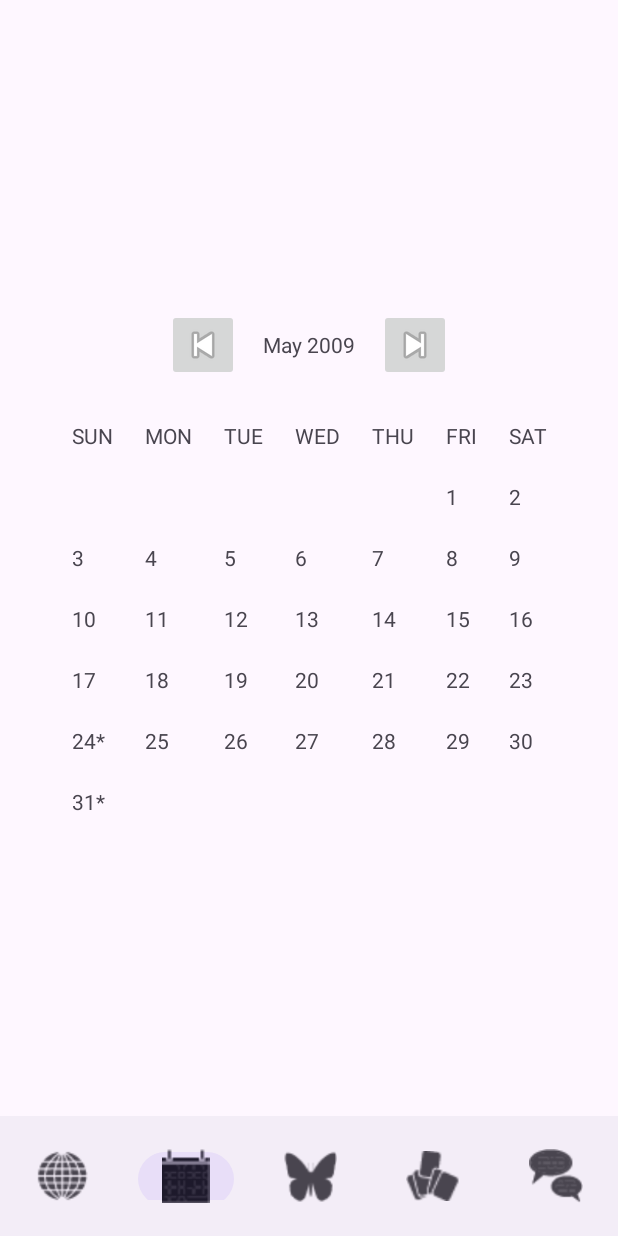
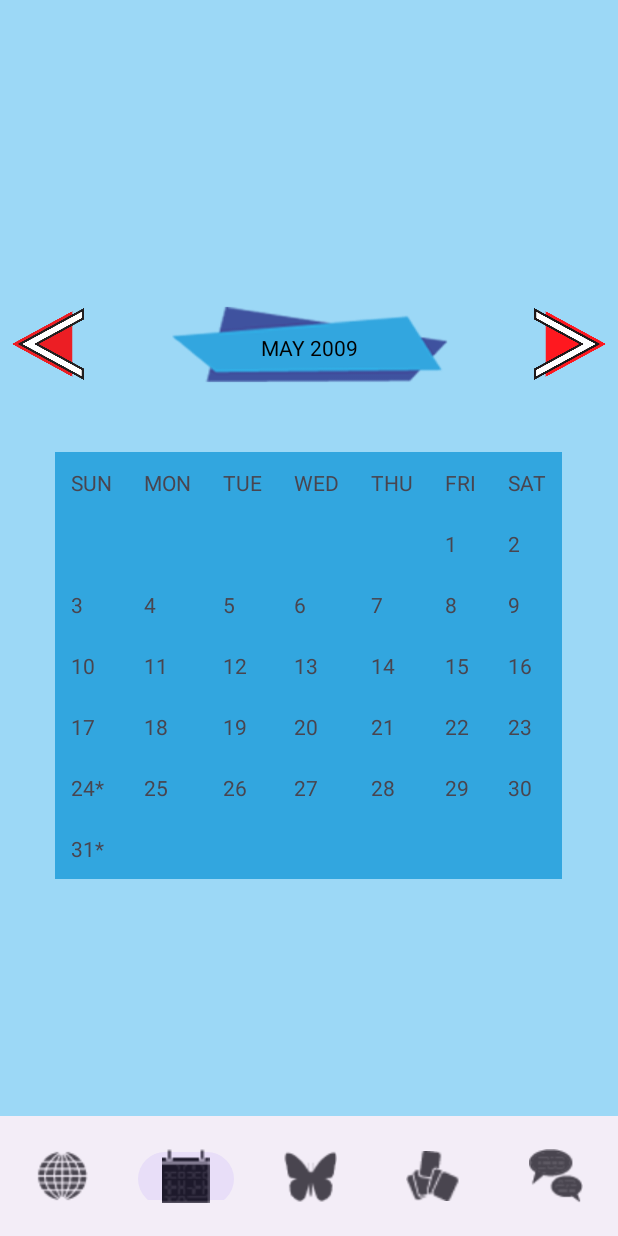
Before and after one commit to MarcENTI/AppCompanion, an Android app: the screen it shows after launch (MainActivity), item 2 of the bottom bar chosen, on a phone screen of 412 x 824 dp. Run offline under Robolectric (Android 15) with nearby library versions, the phone set to English and light mode, and no system bars.

Commit message:
Calendar deco

```diff
--- a/CompanionPersona/app/src/main/java/firebase/companionPersona/enti24/CalendarFragment.kt
+++ b/CompanionPersona/app/src/main/java/firebase/companionPersona/enti24/CalendarFragment.kt
@@ -62,7 +62,7 @@ class CalendarFragment : Fragment() {
 
         // Título del mes
         val sdf = SimpleDateFormat("MMMM yyyy", Locale.getDefault())
-        monthTitle.text = sdf.format(calendar.time).replaceFirstChar { it.uppercase() }
+        monthTitle.text = ("\n\n\n" + sdf.format(calendar.time).replaceFirstChar { it.uppercase() })
 
         val year = calendar.get(Calendar.YEAR )
         val month = calendar.get(Calendar.MONTH)
--- a/CompanionPersona/app/src/main/java/firebase/companionPersona/enti24/LoginActivity.kt
+++ b/CompanionPersona/app/src/main/java/firebase/companionPersona/enti24/LoginActivity.kt
@@ -21,7 +21,8 @@ class LoginActivity : AppCompatActivity() {
 
 
         btnRegister.setOnClickListener {
-            startActivity(Intent(this, RegisterActivity::class.java))
+            startActivity(Intent(this, MainActivity::class.java))
+            //startActivity(Intent(this, RegisterActivity::class.java))
         }
     }
 }
--- a/CompanionPersona/app/src/main/res/layout/fragment_calendar.xml
+++ b/CompanionPersona/app/src/main/res/layout/fragment_calendar.xml
@@ -1,52 +1,61 @@
 <?xml version="1.0" encoding="utf-8"?>
-<androidx.constraintlayout.widget.ConstraintLayout
-    xmlns:android="http://schemas.android.com/apk/res/android"
+<androidx.constraintlayout.widget.ConstraintLayout xmlns:android="http://schemas.android.com/apk/res/android"
     xmlns:app="http://schemas.android.com/apk/res-auto"
+    xmlns:tools="http://schemas.android.com/tools"
     android:layout_width="match_parent"
-    android:layout_height="match_parent">
+    android:layout_height="match_parent"
+    android:background="#9cd8f6">
+
 
     <LinearLayout
         android:id="@+id/containerLayout"
         android:layout_width="wrap_content"
         android:layout_height="wrap_content"
+        android:gravity="center"
         android:orientation="vertical"
-        android:gravity="center_horizontal"
-        app:layout_constraintTop_toTopOf="parent"
+        android:backgroundTint="#2DA6DE"
         app:layout_constraintBottom_toBottomOf="parent"
+        app:layout_constraintEnd_toEndOf="parent"
         app:layout_constraintStart_toStartOf="parent"
-        app:layout_constraintEnd_toEndOf="parent">
+        app:layout_constraintTop_toTopOf="parent">
 
         <!-- Navegación del mes -->
+
         <LinearLayout
+
             android:id="@+id/navigationLayout"
             android:layout_width="wrap_content"
-            android:layout_height="wrap_content"
-            android:orientation="horizontal"
+            android:layout_height="111dp"
+            android:layout_marginTop="16dp"
+            android:layout_marginBottom="16dp"
             android:gravity="center"
-            android:layout_marginBottom="16dp"
-            android:layout_marginTop="16dp">
+            android:orientation="horizontal">
 
             <ImageButton
                 android:id="@+id/prevMonthBtn"
                 android:layout_width="48dp"
                 android:layout_height="48dp"
-                android:contentDescription="Previous month"
-                android:src="@android:drawable/ic_media_previous"/>
+                android:background="@drawable/left_arrow"
+                android:contentDescription="Previous month" />
 
             <TextView
                 android:id="@+id/monthTitle"
                 android:layout_width="wrap_content"
-                android:layout_height="wrap_content"
-                android:layout_marginLeft="16dp"
-                android:layout_marginRight="16dp"
-                android:text="December 2009"/>
+                android:layout_height="match_parent"
+                android:layout_weight="1"
+                android:background="@drawable/calendar_month_bg"
+                android:text="\n\n\nDecember 2009"
+                android:textAlignment="center"
+                android:textAllCaps="true"
+                android:textColor="@color/black" />
 
             <ImageButton
                 android:id="@+id/nextMonthBtn"
                 android:layout_width="48dp"
                 android:layout_height="48dp"
-                android:contentDescription="Next month"
-                android:src="@android:drawable/ic_media_next"/>
+                android:background="@drawable/right_arrow"
+                android:contentDescription="Next month" />
+
         </LinearLayout>
 
         <!-- Calendario -->
@@ -55,8 +64,8 @@
             android:layout_width="wrap_content"
             android:layout_height="wrap_content"
             android:columnCount="7"
-            android:rowCount="7">
-        </GridLayout>
+            android:rowCount="7"
+            android:background="#32a6df"></GridLayout>
 
     </LinearLayout>
 
```
Also changed, not shown: CompanionPersona/app/src/main/res/drawable/calendar_month_bg.png (added), CompanionPersona/app/src/main/res/drawable/right_arrow.png (added).
